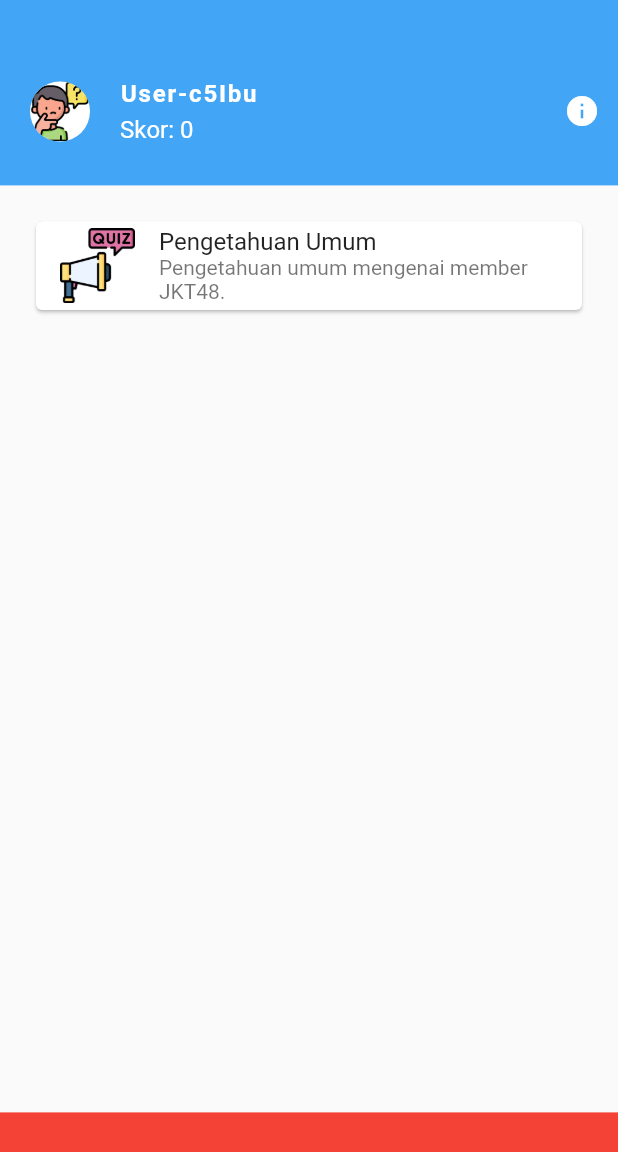
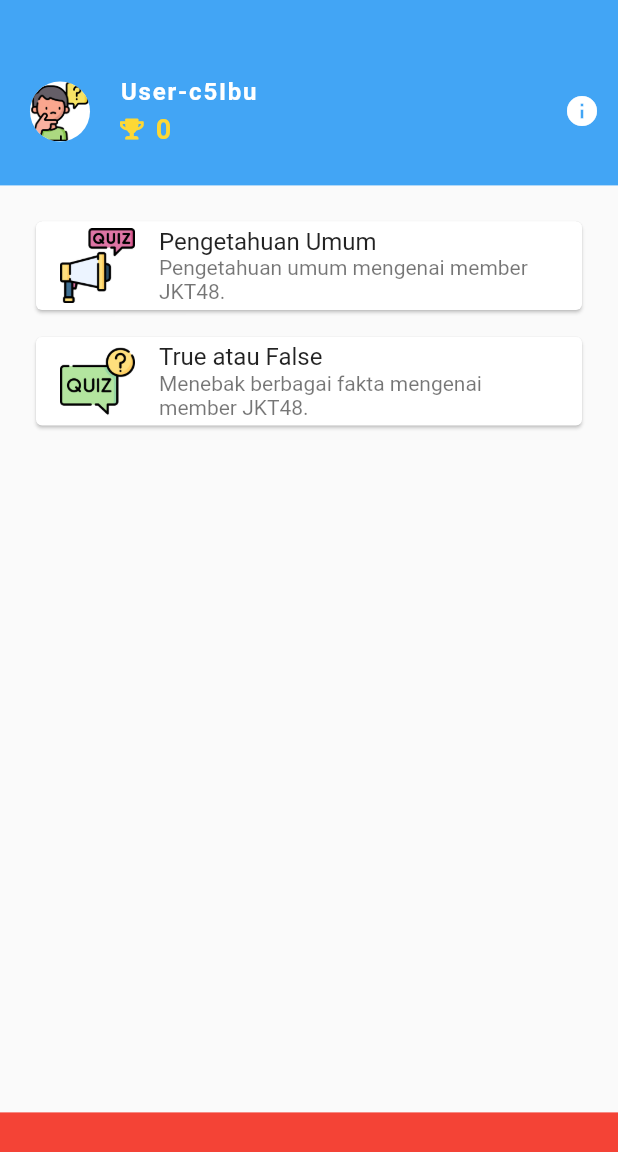
Before and after one commit to jmiryas/quiz_member_jkt48, a Flutter app: the screen it shows after launch, on a phone screen of 412 x 824 dp. Shown: the top 1152 px of the screen. Run offline on Flutter 3.47's test engine with Material 2 defaults, Android fonts, the phone set to English and light mode, and no system bars; our stand-ins replace font_awesome_flutter, random_string, rflutter_alert.

Commit message:
Refactoring home screen widget

```diff
--- a/lib/screens/home_screen.dart
+++ b/lib/screens/home_screen.dart
@@ -1,9 +1,9 @@
 import 'package:flutter/material.dart';
-import 'package:random_string/random_string.dart';
-import 'package:rflutter_alert/rflutter_alert.dart';
 
 import '../models/quiz_model.dart';
 import '../screens/question_screen.dart';
+import '../widgets/quiz_menu_widget.dart';
+import '../widgets/quiz_home_header_widget.dart';
 
 class HomeScreen extends StatelessWidget {
   const HomeScreen({Key? key}) : super(key: key);
@@ -14,115 +14,44 @@ class HomeScreen extends StatelessWidget {
     double height = MediaQuery.of(context).size.height;
 
     return Scaffold(
-        body: Container(
+        body: SizedBox(
       width: width,
       height: height,
-      // color: Colors.amber,
       child: Column(
         children: [
-          Container(
-            width: width,
-            height: height * 0.15,
-            color: Colors.blue.shade400,
-            padding: const EdgeInsets.fromLTRB(20.0, 25.0, 0.0, 0.0),
-            child: Row(
-              mainAxisAlignment: MainAxisAlignment.spaceBetween,
-              crossAxisAlignment: CrossAxisAlignment.center,
-              children: [
-                Row(
-                  children: [
-                    const CircleAvatar(
-                      backgroundColor: Colors.white,
-                      backgroundImage: AssetImage("images/question.png"),
-                    ),
-                    const SizedBox(
-                      width: 20.0,
-                    ),
-                    Column(
-                      mainAxisAlignment: MainAxisAlignment.center,
-                      crossAxisAlignment: CrossAxisAlignment.start,
-                      children: [
-                        Text(
-                          "User-${randomAlphaNumeric(5)}",
-                          style: const TextStyle(
-                            fontSize: 16.0,
-                            letterSpacing: 1.2,
-                            fontWeight: FontWeight.bold,
-                            color: Colors.white,
-                          ),
-                        ),
-                        const SizedBox(
-                          height: 5.0,
-                        ),
-                        Text(
-                          "Skor: ${QuizModel.scores}",
-                          style: const TextStyle(
-                            fontSize: 16.0,
-                            color: Colors.white,
-                          ),
-                        ),
-                      ],
-                    )
-                  ],
-                ),
-                IconButton(
-                    onPressed: () {
-                      Alert(
-                          context: context,
-                          title: "About",
-                          desc:
-                              "Quiz member JKT48. Dibuat oleh Rizky Ramadhan. @jmiryas (IG). @dendengcrap (Twitter).",
-                          buttons: [
-                            DialogButton(
-                              child: const Text(
-                                "OK",
-                                style: TextStyle(
-                                    color: Colors.white, fontSize: 20),
-                              ),
-                              onPressed: () => Navigator.pop(context),
-                              width: 120,
-                            )
-                          ]).show();
-                    },
-                    icon: const Icon(Icons.info, color: Colors.white))
-              ],
-            ),
-          ),
-          Container(
+          QuizHomeHeaderWidget(width: width, height: height),
+          SizedBox(
             width: width,
             height: height * 0.75,
-            // color: Colors.green,
             child: Padding(
               padding: const EdgeInsets.all(20.0),
               child: Column(
                 children: [
-                  Card(
-                    child: Column(
-                      children: [
-                        GestureDetector(
+                  QuizMenuWidget(
                       onTap: () {
                         QuizModel.resetQuiz();
 
                         Navigator.push(
                             context,
                             MaterialPageRoute(
-                                    builder: (context) =>
-                                        const QuestionScreen()));
+                                builder: (context) => const QuestionScreen()));
                       },
-                          child: const ListTile(
-                            leading: Image(
-                                width: 50.0,
-                                height: 50.0,
-                                fit: BoxFit.cover,
-                                image: AssetImage("images/quiz.png")),
-                            title: Text("Pengetahuan Umum"),
-                            subtitle:
-                                Text("Pengetahuan umum mengenai member JKT48."),
-                          ),
-                        ),
-                      ],
-                    ),
-                  )
+                      title: "Pengetahuan Umum",
+                      description: "Pengetahuan umum mengenai member JKT48.",
+                      image: "images/quiz.png"),
+                  QuizMenuWidget(
+                      onTap: () {
+                        QuizModel.resetQuiz();
+
+                        Navigator.push(
+                            context,
+                            MaterialPageRoute(
+                                builder: (context) => const QuestionScreen()));
+                      },
+                      title: "True atau False",
+                      description:
+                          "Menebak berbagai fakta mengenai member JKT48.",
+                      image: "images/quiz2.png"),
                 ],
               ),
             ),
--- /dev/null
+++ b/lib/widgets/quiz_home_header_widget.dart
@@ -0,0 +1,101 @@
+import 'package:flutter/material.dart';
+import 'package:random_string/random_string.dart';
+import 'package:rflutter_alert/rflutter_alert.dart';
+import 'package:font_awesome_flutter/font_awesome_flutter.dart';
+
+import '../models/quiz_model.dart';
+
+class QuizHomeHeaderWidget extends StatelessWidget {
+  const QuizHomeHeaderWidget({
+    Key? key,
+    required this.width,
+    required this.height,
+  }) : super(key: key);
+
+  final double width;
+  final double height;
+
+  @override
+  Widget build(BuildContext context) {
+    return Container(
+      width: width,
+      height: height * 0.15,
+      color: Colors.blue.shade400,
+      padding: const EdgeInsets.fromLTRB(20.0, 25.0, 0.0, 0.0),
+      child: Row(
+        mainAxisAlignment: MainAxisAlignment.spaceBetween,
+        crossAxisAlignment: CrossAxisAlignment.center,
+        children: [
+          Row(
+            children: [
+              const CircleAvatar(
+                backgroundColor: Colors.white,
+                backgroundImage: AssetImage("images/question.png"),
+              ),
+              const SizedBox(
+                width: 20.0,
+              ),
+              Column(
+                mainAxisAlignment: MainAxisAlignment.center,
+                crossAxisAlignment: CrossAxisAlignment.start,
+                children: [
+                  Text(
+                    "User-${randomAlphaNumeric(5)}",
+                    style: const TextStyle(
+                      fontSize: 16.0,
+                      letterSpacing: 1.2,
+                      fontWeight: FontWeight.bold,
+                      color: Colors.white,
+                    ),
+                  ),
+                  const SizedBox(
+                    height: 5.0,
+                  ),
+                  Row(
+                    children: [
+                      FaIcon(
+                        FontAwesomeIcons.trophy,
+                        color: Colors.yellow.shade600,
+                        size: 14.0,
+                      ),
+                      const SizedBox(
+                        width: 8.0,
+                      ),
+                      Text(
+                        "${QuizModel.scores}",
+                        style: TextStyle(
+                          fontSize: 18.0,
+                          color: Colors.yellow.shade600,
+                          fontWeight: FontWeight.bold,
+                        ),
+                      ),
+                    ],
+                  )
+                ],
+              )
+            ],
+          ),
+          IconButton(
+              onPressed: () {
+                Alert(
+                    context: context,
+                    title: "About",
+                    desc:
+                        "Quiz member JKT48. Dibuat oleh Rizky Ramadhan. @jmiryas (IG). @dendengcrap (Twitter).",
+                    buttons: [
+                      DialogButton(
+                        child: const Text(
+                          "OK",
+                          style: TextStyle(color: Colors.white, fontSize: 20),
+                        ),
+                        onPressed: () => Navigator.pop(context),
+                        width: 120,
+                      )
+                    ]).show();
+              },
+              icon: const Icon(Icons.info, color: Colors.white))
+        ],
+      ),
+    );
+  }
+}
--- /dev/null
+++ b/lib/widgets/quiz_menu_widget.dart
@@ -0,0 +1,37 @@
+import 'package:flutter/material.dart';
+
+class QuizMenuWidget extends StatelessWidget {
+  final VoidCallback onTap;
+  final String title;
+  final String description;
+  final String image;
+
+  const QuizMenuWidget({
+    Key? key,
+    required this.onTap,
+    required this.title,
+    required this.description,
+    required this.image,
+  }) : super(key: key);
+
+  @override
+  Widget build(BuildContext context) {
+    return GestureDetector(
+      onTap: onTap,
+      child: Container(
+        margin: EdgeInsets.only(bottom: 10.0),
+        child: Card(
+          child: ListTile(
+            leading: Image(
+                width: 50.0,
+                height: 50.0,
+                fit: BoxFit.cover,
+                image: AssetImage(image)),
+            title: Text(title),
+            subtitle: Text(description),
+          ),
+        ),
+      ),
+    );
+  }
+}
--- a/pubspec.yaml
+++ b/pubspec.yaml
@@ -16,6 +16,7 @@ dependencies:
   random_string: ^2.3.1
   rflutter_alert: ^2.0.4
   cupertino_icons: ^1.0.2
+  font_awesome_flutter: ^9.2.0
 
 dev_dependencies:
   flutter_test:
```
Also changed, not shown: lib/models/quiz_binary_model.dart (added, +40 -0 lines), images/quiz2.png (added), images/quiz_splash.png (added), pubspec.lock. Lines whose indentation alone changed are shown as unchanged.
